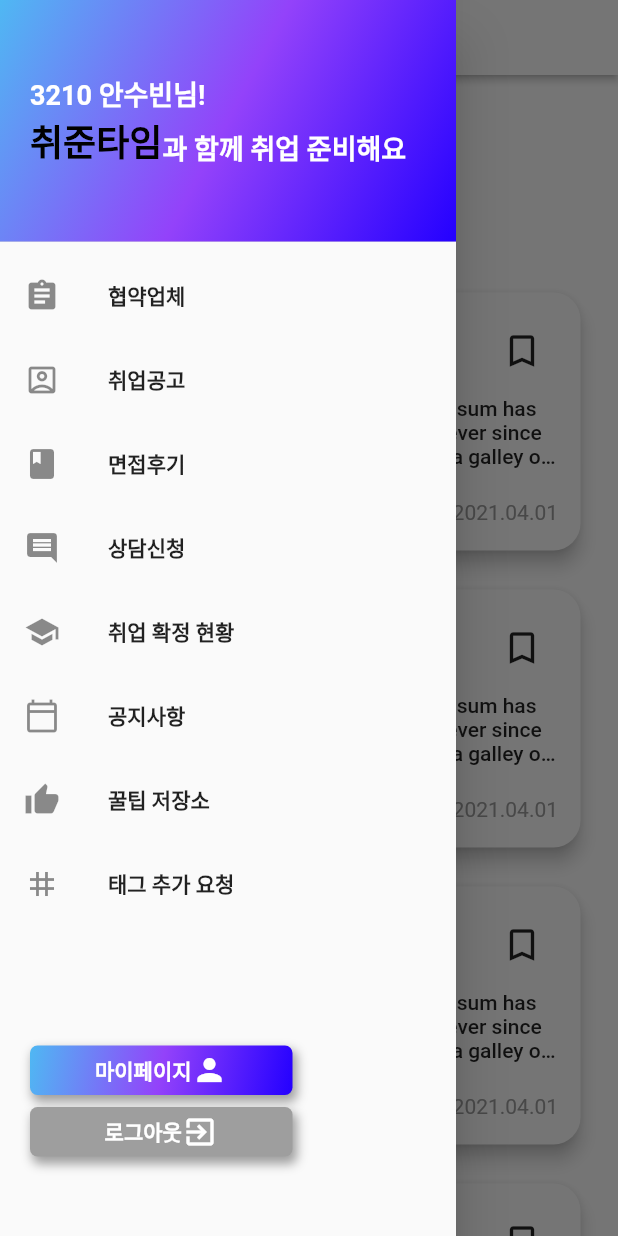
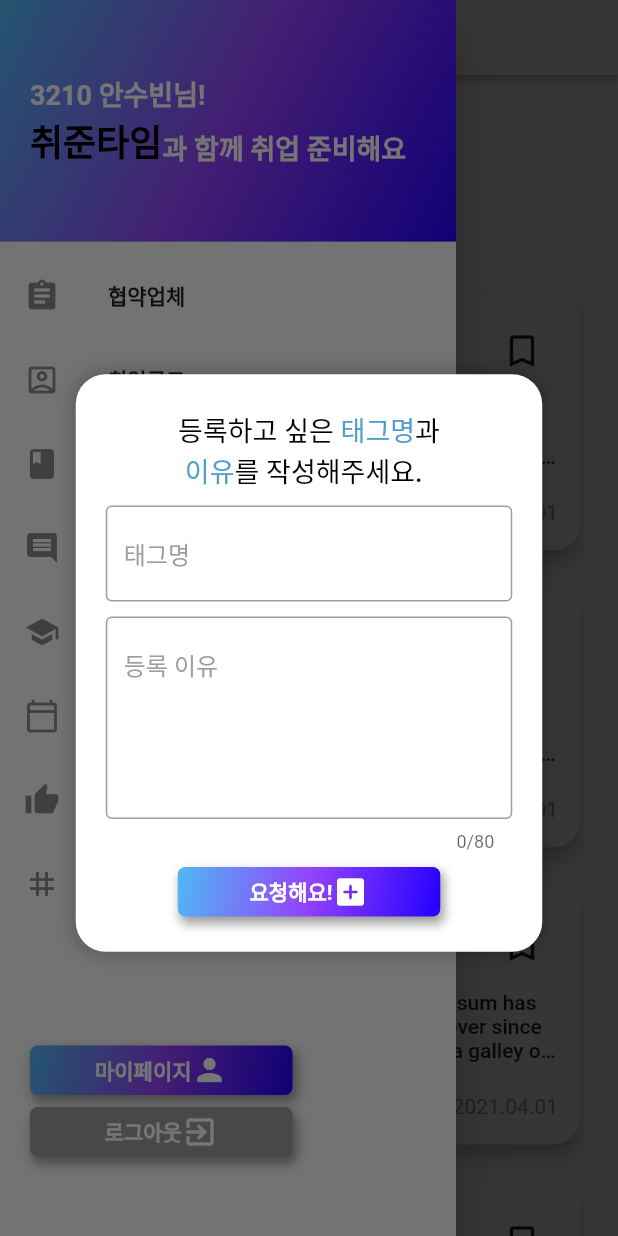
Before and after one commit to chwijunTime/ChwijunTimeAPP, a Flutter app: the CompanyNoticePage screen opened by its route, in the side drawer, after a tap on "태그 추가 요청", on a phone screen of 412 x 824 dp. Run offline on Flutter 3.47's test engine with Material 2 defaults, Android fonts, the phone set to English and light mode, and no system bars; drawn by our look-alikes of auto_size_text; our stand-ins replace carousel_slider, dio, geocoding, google_maps_flutter, retrofit; missing offline and left inert: sweet_alert_dialogs; generated files the repository leaves out were written again.

Commit message:
[CREATE] TagAddReqDialog

```diff
--- /dev/null
+++ b/flutter_app/app_user/lib/widgets/dialog/tag_add_req_dialog.dart
@@ -0,0 +1,130 @@
+import 'package:app_user/widgets/button.dart';
+import 'package:app_user/widgets/text_field.dart';
+import 'package:flutter/material.dart';
+import 'package:sweet_alert_dialogs/sweet_alert_dialogs.dart';
+
+class TagAddReqDialog extends StatefulWidget {
+  @override
+  _TagAddReqDialogState createState() => _TagAddReqDialogState();
+}
+
+class _TagAddReqDialogState extends State<TagAddReqDialog> {
+  var titleC = TextEditingController();
+  var contentC = TextEditingController();
+
+  @override
+  build(BuildContext context) {
+    return Dialog(
+      shape: RoundedRectangleBorder(
+        borderRadius: BorderRadius.circular(15),
+      ),
+      elevation: 0,
+      backgroundColor: Colors.transparent,
+      child: dialogContent(context),
+    );
+  }
+
+  dialogContent(BuildContext context) {
+    return Container(
+      width: 311,
+      height: 385,
+      padding: EdgeInsets.all(20),
+      margin: EdgeInsets.only(top: 60),
+      decoration: new BoxDecoration(
+          color: Colors.white,
+          shape: BoxShape.rectangle,
+          borderRadius: BorderRadius.circular(20),
+          boxShadow: [
+            BoxShadow(
+              color: Colors.black26,
+              blurRadius: 10.0,
+              spreadRadius: 1,
+              offset: const Offset(0.0, 0.0),
+            )
+          ]),
+      child: Center(
+        child: Column(
+          mainAxisAlignment: MainAxisAlignment.center,
+          children: [
+            RichText(
+                text: TextSpan(children: [
+              TextSpan(
+                  text: "등록하고 싶은 ",
+                  style: TextStyle(
+                      fontSize: 18,
+                      fontWeight: FontWeight.w500,
+                      color: Colors.black)),
+              TextSpan(
+                  text: "태그명",
+                  style: TextStyle(
+                      fontSize: 18,
+                      fontWeight: FontWeight.w500,
+                      color: Color(0xff4F9ECB))),
+              TextSpan(
+                  text: "과\n ",
+                  style: TextStyle(
+                      fontSize: 18,
+                      fontWeight: FontWeight.w500,
+                      color: Colors.black)),
+              TextSpan(
+                  text: "이유",
+                  style: TextStyle(
+                      fontSize: 18,
+                      fontWeight: FontWeight.w500,
+                      color: Color(0xff4F9ECB))),
+              TextSpan(
+                  text: "를 작성해주세요.",
+                  style: TextStyle(
+                      fontSize: 18,
+                      fontWeight: FontWeight.w500,
+                      color: Colors.black)),
+            ])),
+            SizedBox(height: 10,),
+            buildTextField("태그명", titleC, autoFocus: false),
+            SizedBox(height: 10,),
+            buildTextField("등록 이유", contentC, autoFocus: false, maxLine: 5, maxLength: 80),
+            SizedBox(height: 10,),
+            makeGradientBtn(msg: "요청해요!", onPressed: () {
+              postAddTagReq();
+            }, mode: 1, icon: Icon(Icons.add_box_rounded, color: Colors.white, ))
+          ],
+        ),
+      ),
+    );
+  }
+
+  postAddTagReq() {
+    if (titleC.text.isEmpty || contentC.text.isEmpty) {
+      showDialog(context: context, builder: (BuildContext context) {
+        return RichAlertDialog(alertTitle: richTitle("입력 오류"),
+          alertSubtitle: richSubtitle("태그명과 등록 이유를 입력해주세요!"),
+          alertType: RichAlertType.ERROR,
+          actions: [
+            FlatButton(onPressed: (){Navigator.pop(context);}, child: Text("확인", style: TextStyle(color: Colors.white),), color: Colors.orange[800],)
+          ],);
+      });
+    } else {
+      Navigator.pop(context);
+
+      if (true) {
+        showDialog(context: context, builder: (BuildContext context) {
+          return RichAlertDialog(alertTitle: richTitle("요청 완료!"),
+            alertSubtitle: richSubtitle("성공적으로 태그가 요청되었습니다."),
+            alertType: RichAlertType.SUCCESS,
+            actions: [
+              FlatButton(onPressed: (){Navigator.pop(context);}, child: Text("확인", style: TextStyle(color: Colors.white),), color: Colors.green[400],)
+            ],);
+        });
+      } else {
+        showDialog(context: context, builder: (BuildContext context) {
+          return RichAlertDialog(alertTitle: richTitle("ERROR"),
+            alertSubtitle: richSubtitle("잠시후 다시 요청해주세요."),
+            alertType: RichAlertType.ERROR,
+            actions: [
+              FlatButton(onPressed: (){Navigator.pop(context);}, child: Text("확인", style: TextStyle(color: Colors.white),), color: Colors.orange[800],)
+            ],);
+        });
+      }
+    }
+  }
+}
--- a/flutter_app/app_user/lib/widgets/drawer.dart
+++ b/flutter_app/app_user/lib/widgets/drawer.dart
@@ -1,3 +1,4 @@
+import 'package:app_user/widgets/dialog/tag_add_req_dialog.dart';
 import 'package:flutter/material.dart';
 import 'package:app_user/widgets/button.dart';
 
@@ -130,6 +131,7 @@ Widget buildDrawer(BuildContext context) {
           leading: Icon(Icons.tag),
           onTap: () {
             print("태그 추가 요청 하자");
+            showDialog(context: context, builder: (BuildContext context) => TagAddReqDialog());
           },
         ),
         Padding(
--- a/flutter_app/app_user/lib/widgets/text_field.dart
+++ b/flutter_app/app_user/lib/widgets/text_field.dart
@@ -2,13 +2,15 @@ import 'package:flutter/material.dart';
 import 'package:flutter/services.dart';
 
 Widget buildTextField(String hint, TextEditingController controller,
-    {TextInputType type=TextInputType.text, bool password = false, bool autoFocus = true}) {
+    {TextInputType type=TextInputType.text, bool password = false, bool autoFocus = true, int maxLine = 1, int maxLength = 1}) {
   return TextField(
     controller: controller,
     keyboardType: type,
     obscureText: password,
     textInputAction: TextInputAction.next,
     autofocus: autoFocus,
+    maxLines: maxLine,
+    maxLength: maxLength <=1 ? null : maxLength,
     decoration: InputDecoration(
         hintText: hint,
         hintStyle: TextStyle(color: Colors.grey, fontWeight: FontWeight.w500),
```
